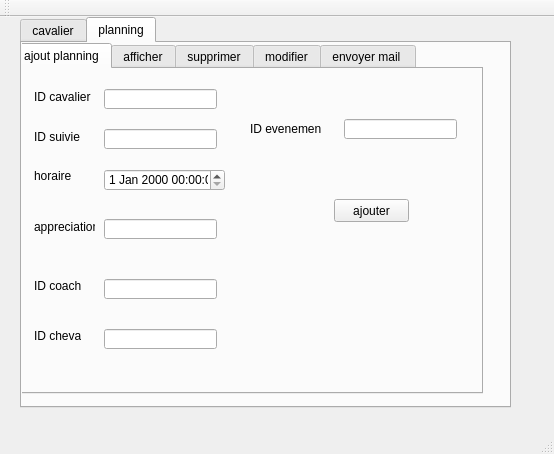
Before: the Qt Designer form cavalier/mainwindow.ui in soumaya-nheri/Smart-Club-2A26, drawn with Qt 5.
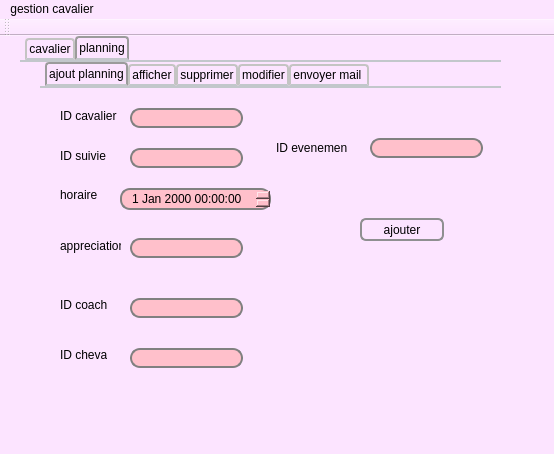
After: the same form once the commit is applied. The open tabs and pages were chosen to show the change. Icons and pictures are not drawn.

```diff
--- a/cavalier/mainwindow.ui
+++ b/cavalier/mainwindow.ui
@@ -13,16 +13,57 @@
   <property name="windowTitle">
    <string>Gestion des Clients</string>
   </property>
+  <property name="styleSheet">
+   <string notr="true">background-color: rgb(252, 228, 255);</string>
+  </property>
   <widget class="QWidget" name="centralWidget">
    <widget class="QTabWidget" name="plannig">
     <property name="geometry">
      <rect>
       <x>20</x>
       <y>0</y>
-      <width>491</width>
+      <width>481</width>
       <height>391</height>
      </rect>
     </property>
+    <property name="styleSheet">
+     <string notr="true">QTabWidget::pane { /* The tab widget frame */
+    border-top: 2px solid #C2C7CB;
+}
+
+QTabWidget::tab-bar {
+    left: 5px; /* move to the right by 5px */
+}
+
+/* Style the tab using the tab sub-control. Note that
+    it reads QTabBar _not_ QTabWidget */
+QTabBar::tab {
+    background: qlineargradient(x1: 0, y1: 0, x2: 0, y2: 1,
+                                stop: 0 #E1E1E1, stop: 0.4 #DDDDDD,
+                                stop: 0.5 #D8D8D8, stop: 1.0 #D3D3D3);
+    border: 2px solid #C4C4C3;
+    border-bottom-color: #C2C7CB; /* same as the pane color */
+    border-top-left-radius: 4px;
+    border-top-right-radius: 4px;
+    min-width: 8ex;
+    padding: 2px;
+}
+
+QTabBar::tab:selected, QTabBar::tab:hover {
+    background: qlineargradient(x1: 0, y1: 0, x2: 0, y2: 1,
+                                stop: 0 #fafafa, stop: 0.4 #f4f4f4,
+                                stop: 0.5 #e7e7e7, stop: 1.0 #fafafa);
+}
+
+QTabBar::tab:selected {
+    border-color: #9B9B9B;
+    border-bottom-color: #C3C7CB; /* same as pane color */
+}
+
+QTabBar::tab:!selected {
+    margin-top: 2px; /* make non-selected tabs look smaller */
+}</string>
+    </property>
     <property name="currentIndex">
      <number>1</number>
     </property>
@@ -629,12 +670,24 @@
      <widget class="QTabWidget" name="mail">
       <property name="geometry">
        <rect>
-        <x>-10</x>
+        <x>20</x>
         <y>0</y>
-        <width>471</width>
-        <height>351</height>
+        <width>511</width>
+        <height>371</height>
        </rect>
       </property>
+      <property name="styleSheet">
+       <string notr="true">QPushButton#evilButton {
+    background-color: red;
+    border-style: outset;
+    border-width: 2px;
+    border-radius: 10px;
+    border-color: beige;
+    font: bold 14px;
+    min-width: 10em;
+    padding: 6px;
+}</string>
+      </property>
       <property name="currentIndex">
        <number>1</number>
       </property>
@@ -729,6 +782,15 @@
           <height>20</height>
          </rect>
         </property>
+        <property name="styleSheet">
+         <string notr="true">QLineEdit {
+    border: 2px solid gray;
+    border-radius: 10px;
+    padding: 0 8px;
+    background: pink;
+    selection-background-color: darkgray;
+}</string>
+        </property>
        </widget>
        <widget class="QLineEdit" name="appreciation">
         <property name="geometry">
@@ -739,6 +801,15 @@
           <height>20</height>
          </rect>
         </property>
+        <property name="styleSheet">
+         <string notr="true">QLineEdit {
+    border: 2px solid gray;
+    border-radius: 10px;
+    padding: 0 8px;
+    background: pink;
+    selection-background-color: darkgray;
+}</string>
+        </property>
        </widget>
        <widget class="QLineEdit" name="id_coach">
         <property name="geometry">
@@ -749,6 +820,15 @@
           <height>20</height>
          </rect>
         </property>
+        <property name="styleSheet">
+         <string notr="true">QLineEdit {
+    border: 2px solid gray;
+    border-radius: 10px;
+    padding: 0 8px;
+    background: pink;
+    selection-background-color: darkgray;
+}</string>
+        </property>
        </widget>
        <widget class="QLineEdit" name="id_cheval">
         <property name="geometry">
@@ -759,6 +839,15 @@
           <height>20</height>
          </rect>
         </property>
+        <property name="styleSheet">
+         <string notr="true">QLineEdit {
+    border: 2px solid gray;
+    border-radius: 10px;
+    padding: 0 8px;
+    background: pink;
+    selection-background-color: darkgray;
+}</string>
+        </property>
        </widget>
        <widget class="QLineEdit" name="id_evenement">
         <property name="geometry">
@@ -769,16 +858,47 @@
           <height>20</height>
          </rect>
         </property>
+        <property name="styleSheet">
+         <string notr="true">QLineEdit {
+    border: 2px solid gray;
+    border-radius: 10px;
+    padding: 0 8px;
+    background: pink;
+    selection-background-color: darkgray;
+}</string>
+        </property>
        </widget>
        <widget class="QPushButton" name="ajouter_planning">
         <property name="geometry">
          <rect>
           <x>320</x>
           <y>130</y>
-          <width>75</width>
+          <width>84</width>
           <height>23</height>
          </rect>
         </property>
+        <property name="styleSheet">
+         <string notr="true">QPushButton {
+    border: 2px solid #8f8f91;
+    border-radius: 6px;
+    background-color: qlineargradient(x1: 0, y1: 0, x2: 0, y2: 1,
+                                      stop: 0 #f6f7fa, stop: 1 #dadbde);
+    min-width: 80px;
+}
+
+QPushButton:pressed {
+    background-color: qlineargradient(x1: 0, y1: 0, x2: 0, y2: 1,
+                                      stop: 0 #dadbde, stop: 1 #f6f7fa);
+}
+
+QPushButton:flat {
+    border: none; /* no border for a flat push button */
+}
+
+QPushButton:default {
+    border-color: navy; /* make the default button prominent */
+}</string>
+        </property>
         <property name="text">
          <string>ajouter</string>
         </property>
@@ -792,6 +912,15 @@
           <height>20</height>
          </rect>
         </property>
+        <property name="styleSheet">
+         <string notr="true">QLineEdit {
+    border: 2px solid gray;
+    border-radius: 10px;
+    padding: 0 8px;
+    background: pink;
+    selection-background-color: darkgray;
+}</string>
+        </property>
        </widget>
        <widget class="QLabel" name="label_28">
         <property name="geometry">
@@ -809,12 +938,21 @@
        <widget class="QDateTimeEdit" name="horaire_2">
         <property name="geometry">
          <rect>
-          <x>90</x>
+          <x>80</x>
           <y>100</y>
-          <width>121</width>
+          <width>151</width>
           <height>22</height>
          </rect>
         </property>
+        <property name="styleSheet">
+         <string notr="true">QDateTimeEdit {
+    border: 2px solid gray;
+    border-radius: 10px;
+    padding: 0 8px;
+    background:pink;
+    selection-background-color: darkgray;
+}</string>
+        </property>
        </widget>
       </widget>
       <widget class="QWidget" name="tab_8">
@@ -1178,6 +1316,12 @@
      <height>22</height>
     </rect>
    </property>
+   <widget class="QMenu" name="menugestion_cavalier">
+    <property name="title">
+     <string>gestion cavalier</string>
+    </property>
+   </widget>
+   <addaction name="menugestion_cavalier"/>
   </widget>
   <widget class="QToolBar" name="mainToolBar">
    <attribute name="toolBarArea">
```
Left out of the diff: 512 changed lines with no effect on the pictures.
